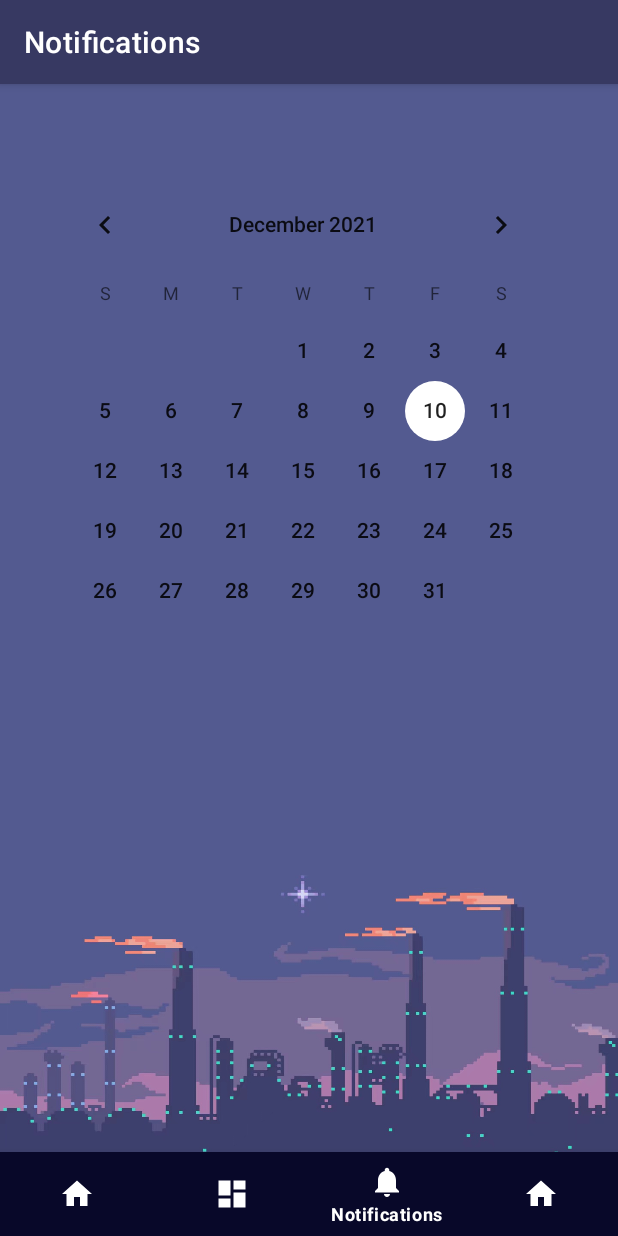
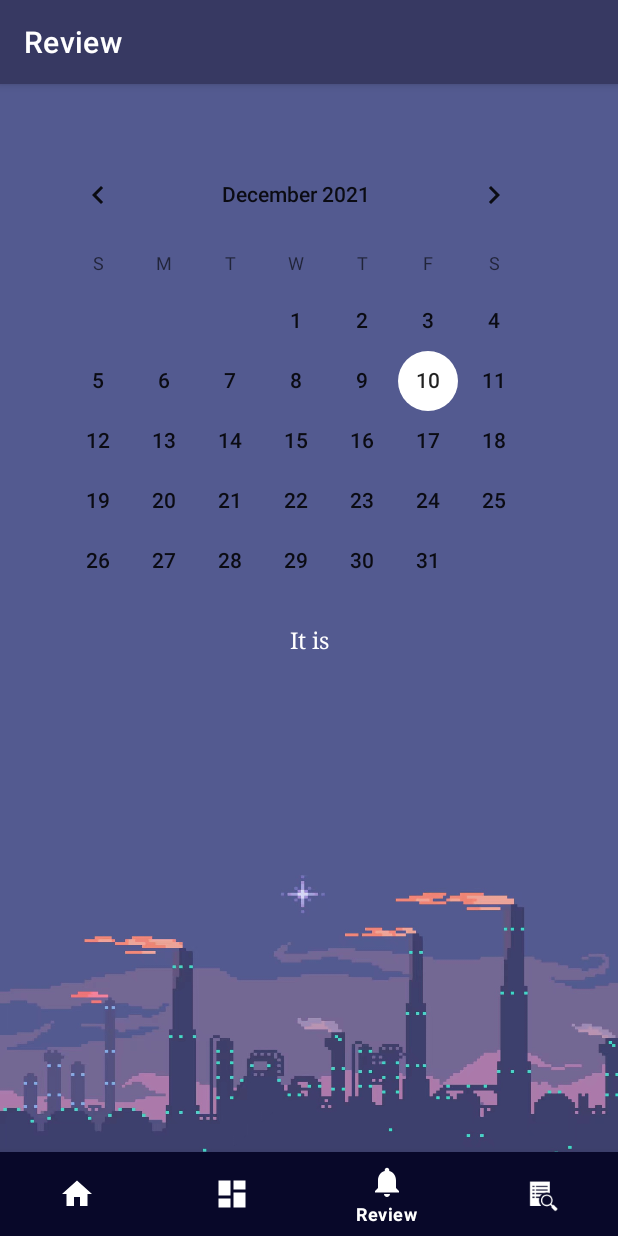
Before and after one commit to MeU1024/Lumos, an Android app: the screen it shows after launch (MainActivity), item 3 of the bottom bar chosen, on a phone screen of 412 x 824 dp. Run offline under Robolectric (Android 15) with nearby library versions, the phone set to English and light mode, and no system bars; our stand-ins replace navigation-ui; pictures from the network do not load.

Commit message:
修改review ui

```diff
--- a/app/src/main/java/com/example/lumos/MainActivity.java
+++ b/app/src/main/java/com/example/lumos/MainActivity.java
@@ -36,7 +36,7 @@ public class MainActivity extends AppCompatActivity {
         // Passing each menu ID as a set of Ids because each
         // menu should be considered as top level destinations.
         AppBarConfiguration appBarConfiguration = new AppBarConfiguration.Builder(
-                R.id.navigation_home, R.id.navigation_collection, R.id.navigation_notifications,R.id.navigation_info)
+                R.id.navigation_home, R.id.navigation_collection, R.id.navigation_review,R.id.navigation_info)
                 .build();
         NavController navController = Navigation.findNavController(this, R.id.nav_host_fragment_activity_main);
         NavigationUI.setupActionBarWithNavController(this, navController, appBarConfiguration);
--- a/app/src/main/java/com/example/lumos/ui/notifications/NotificationsFragment.java
+++ /dev/null
@@ -1,46 +0,0 @@
-package com.example.lumos.ui.notifications;
-
-import android.os.Bundle;
-import android.view.LayoutInflater;
-import android.view.View;
-import android.view.ViewGroup;
-import android.widget.TextView;
-
-import androidx.annotation.NonNull;
-import androidx.annotation.Nullable;
-import androidx.fragment.app.Fragment;
-import androidx.lifecycle.Observer;
-import androidx.lifecycle.ViewModelProvider;
-
-import com.example.lumos.R;
-import com.example.lumos.databinding.FragmentNotificationsBinding;
-
-public class NotificationsFragment extends Fragment {
-
-    private NotificationsViewModel notificationsViewModel;
-    private FragmentNotificationsBinding binding;
-
-    public View onCreateView(@NonNull LayoutInflater inflater,
-                             ViewGroup container, Bundle savedInstanceState) {
-        notificationsViewModel =
-                new ViewModelProvider(this).get(NotificationsViewModel.class);
-
-        binding = FragmentNotificationsBinding.inflate(inflater, container, false);
-        View root = binding.getRoot();
-
-//        final TextView textView = binding.textNotifications;
-//        notificationsViewModel.getText().observe(getViewLifecycleOwner(), new Observer<String>() {
-//            @Override
-//            public void onChanged(@Nullable String s) {
-//                textView.setText(s);
-//            }
-//        });
-        return root;
-    }
-
-    @Override
-    public void onDestroyView() {
-        super.onDestroyView();
-        binding = null;
-    }
-}
--- /dev/null
+++ b/app/src/main/java/com/example/lumos/ui/review/ReviewFragment.java
@@ -0,0 +1,69 @@
+package com.example.lumos.ui.review;
+
+import android.content.Context;
+import android.os.Bundle;
+import android.view.LayoutInflater;
+import android.view.View;
+import android.view.ViewGroup;
+import android.widget.CalendarView;
+import android.widget.TextView;
+import android.widget.Toast;
+
+import androidx.annotation.NonNull;
+import androidx.cardview.widget.CardView;
+import androidx.fragment.app.Fragment;
+import androidx.lifecycle.ViewModelProvider;
+
+import com.example.lumos.databinding.FragmentReviewBinding;
+
+import com.example.lumos.R;
+
+public class ReviewFragment extends Fragment {
+
+    private ReviewViewModel reviewViewModel;
+    private FragmentReviewBinding binding;
+    private Context mContext;
+
+    public View onCreateView(@NonNull LayoutInflater inflater,
+                             ViewGroup container, Bundle savedInstanceState) {
+        reviewViewModel =
+                new ViewModelProvider(this).get(ReviewViewModel.class);
+
+        binding = FragmentReviewBinding.inflate(inflater, container, false);
+        View root = binding.getRoot();
+        this.mContext = getActivity();
+
+//        final TextView textView = binding.textNotifications;
+//        notificationsViewModel.getText().observe(getViewLifecycleOwner(), new Observer<String>() {
+//            @Override
+//            public void onChanged(@Nullable String s) {
+//                textView.setText(s);
+//            }
+//        });
+        return root;
+    }
+
+    @Override
+    public void onActivityCreated(Bundle savedInstanceState) {
+        super.onActivityCreated(savedInstanceState);
+        CalendarView calendarView = getActivity().findViewById(R.id.calendarView);
+        TextView tv_date = getActivity().findViewById(R.id.text_review_date);
+
+        calendarView.setOnDateChangeListener(new CalendarView.OnDateChangeListener() {
+            @Override
+            public void onSelectedDayChange(CalendarView view, int year, int month, int dayOfMonth) {
+                //显示用户选择的日期
+                Toast.makeText(mContext, year + "年" + month + "月" + dayOfMonth + "日",Toast.LENGTH_SHORT).show();
+                String str_date = "You have lighted up " + "?%" + " stars on " + year + "." + (month+1) + "." + dayOfMonth + "!";
+                tv_date.setText(str_date);
+
+            }
+        });
+    }
+
+    @Override
+    public void onDestroyView() {
+        super.onDestroyView();
+        binding = null;
+    }
+}
--- a/app/src/main/java/com/example/lumos/ui/notifications/NotificationsViewModel.java
+++ b/app/src/main/java/com/example/lumos/ui/review/ReviewViewModel.java
@@ -1,14 +1,14 @@
-package com.example.lumos.ui.notifications;
+package com.example.lumos.ui.review;
 
 import androidx.lifecycle.LiveData;
 import androidx.lifecycle.MutableLiveData;
 import androidx.lifecycle.ViewModel;
 
-public class NotificationsViewModel extends ViewModel {
+public class ReviewViewModel extends ViewModel {
 
     private MutableLiveData<String> mText;
 
-    public NotificationsViewModel() {
+    public ReviewViewModel() {
         mText = new MutableLiveData<>();
         mText.setValue("This is notifications fragment");
     }
--- a/app/src/main/res/layout/fragment_notifications.xml
+++ b/app/src/main/res/layout/fragment_review.xml
@@ -5,7 +5,7 @@
     android:layout_width="match_parent"
     android:layout_height="match_parent"
     android:background="@drawable/purple_sky"
-    tools:context=".ui.notifications.NotificationsFragment">
+    tools:context=".ui.review.ReviewFragment">
 
     <TextView
         android:id="@+id/text_notifications"
@@ -25,10 +25,30 @@
         android:id="@+id/calendarView"
         android:layout_width="wrap_content"
         android:layout_height="wrap_content"
-        android:layout_marginStart="20dp"
-        android:layout_marginTop="60dp"
+        android:layout_marginStart="15dp"
+        android:layout_marginTop="40dp"
+        android:layout_marginEnd="15dp"
         android:dateTextAppearance="@style/TextAppearance.AppCompat.Body2"
         android:layoutMode="opticalBounds"
+        app:layout_constraintEnd_toStartOf="@+id/text_review_date"
+        app:layout_constraintHorizontal_bias="0.0"
         app:layout_constraintStart_toStartOf="@id/text_notifications"
         app:layout_constraintTop_toTopOf="parent" />
+
+    <TextView
+        android:id="@+id/text_review_date"
+        android:layout_width="match_parent"
+        android:layout_height="wrap_content"
+        android:layout_marginStart="40dp"
+        android:layout_marginTop="320dp"
+        android:layout_marginEnd="40dp"
+        android:textAlignment="center"
+        android:fontFamily="serif"
+        android:text="It is"
+        android:textColor="@color/white"
+        android:textSize="15sp"
+        app:layout_constraintEnd_toEndOf="parent"
+        app:layout_constraintStart_toStartOf="parent"
+        app:layout_constraintTop_toTopOf="@id/calendarView" />
+
 </androidx.constraintlayout.widget.ConstraintLayout>
--- a/app/src/main/res/menu/bottom_nav_menu.xml
+++ b/app/src/main/res/menu/bottom_nav_menu.xml
@@ -12,13 +12,13 @@
         android:title="Collection"/>
 
     <item
-        android:id="@+id/navigation_notifications"
+        android:id="@+id/navigation_review"
         android:icon="@drawable/ic_notifications_black_24dp"
-        android:title="@string/title_notifications"/>
+        android:title="Review"/>
 
     <item
         android:id="@+id/navigation_info"
-        android:icon="@drawable/ic_home_black_24dp"
+        android:icon="?android:attr/actionModeFindDrawable"
         android:title="@string/title_info"/>
 
 </menu>
--- a/app/src/main/res/navigation/mobile_navigation.xml
+++ b/app/src/main/res/navigation/mobile_navigation.xml
@@ -18,10 +18,10 @@
         tools:layout="@layout/fragment_collection" />
 
     <fragment
-        android:id="@+id/navigation_notifications"
-        android:name="com.example.lumos.ui.notifications.NotificationsFragment"
-        android:label="@string/title_notifications"
-        tools:layout="@layout/fragment_notifications" />
+        android:id="@+id/navigation_review"
+        android:name="com.example.lumos.ui.review.ReviewFragment"
+        android:label="Review"
+        tools:layout="@layout/fragment_review" />
 
     <fragment
         android:id="@+id/navigation_info"
```
